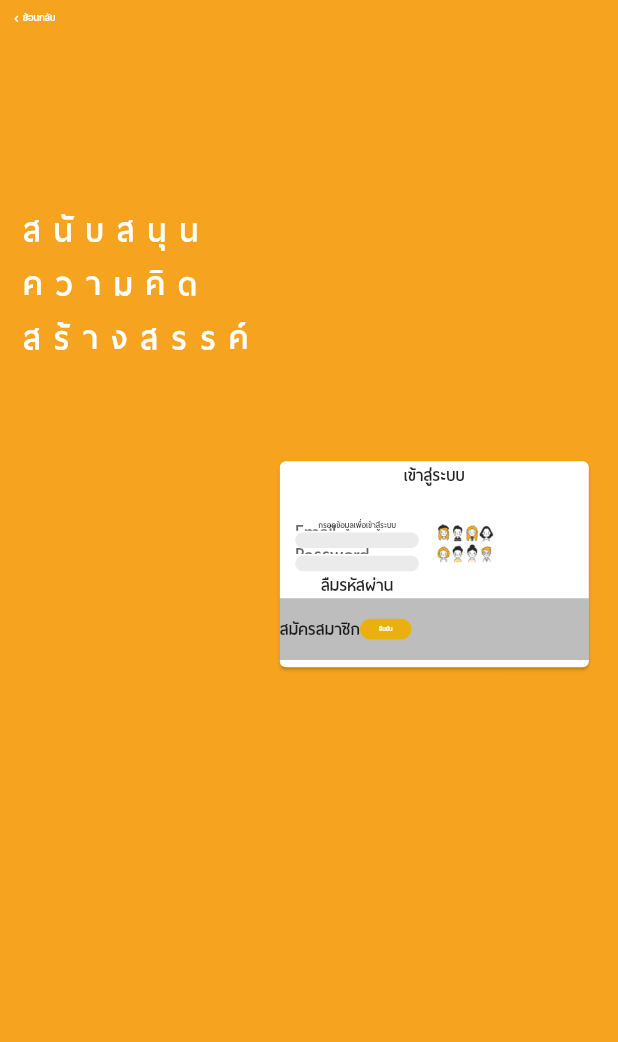
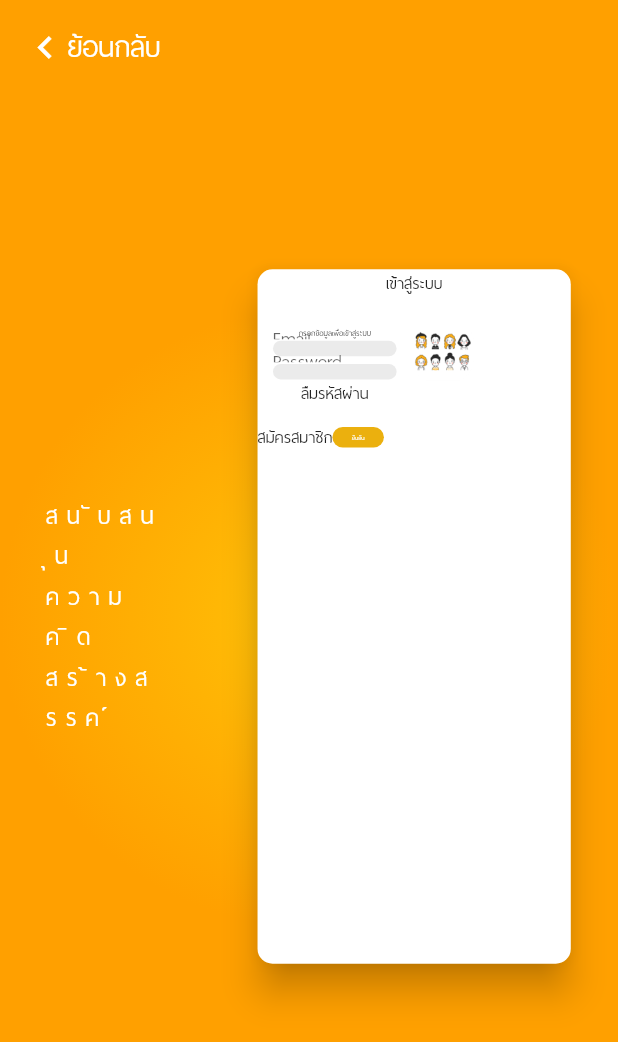
Before and after one commit to Mosthunter/KATI, a Flutter app: the screen it shows after launch, on a phone screen of 412 x 824 dp. Shown: the top 1042 px of the screen. Run offline on Flutter 3.47's test engine with Material 2 defaults, Android fonts, the phone set to English and light mode, and no system bars; our stand-ins replace firebase_auth; missing offline and left inert: firebase; accounts and stored records are empty.

Commit message:
loginEditing_1

```diff
--- a/lib/Page/home_screen.dart
+++ b/lib/Page/home_screen.dart
@@ -1,5 +1,4 @@
 import 'package:firebase/firebase.dart';
-import 'package:firebase/firestore.dart';
 import 'package:firebase_auth/firebase_auth.dart';
 import 'package:flutter/material.dart';
 import 'package:ggtt/Page/CreateTeam.dart';
--- a/lib/Page/login_screen.dart
+++ b/lib/Page/login_screen.dart
@@ -41,48 +41,85 @@ class _LoginPageState extends State<LoginPage> {
       child: Container(
         width: a.width,
         height: a.height,
-              color: Color(0xffF6A41F),
-              child: Padding(
-                padding: EdgeInsets.all(a.width / 60),
+        //color: Color(0xffF6A41F),
+        decoration: BoxDecoration(
+          gradient: RadialGradient(
+            colors: [
+              Colors.amber,
+              Colors.amber[700],
+            ],
+          ),
+        ),
         child: Column(
+          mainAxisAlignment: MainAxisAlignment.spaceBetween,
           children: <Widget>[
             Container(
+              padding: EdgeInsets.fromLTRB(15.0, 15.0, 15.0, 60.0),
               width: a.width,
               child: Row(
                 children: <Widget>[
                   Icon(
                     Icons.keyboard_arrow_left,
                     color: Colors.white,
-                            size: a.width / 50,
+                    size: 30.0,
                   ),
                   Text(
-                            "ย้อนกลับ",
-                            style: TextStyle(
-                                color: Colors.white, fontSize: a.width / 50),
+                    "ย้อนกลับ   ",
+                    style: TextStyle(color: Colors.white, fontSize: 25.0),
                   )
                 ],
               ),
             ),
             Container(
+              padding: EdgeInsets.fromLTRB(a.width / 15, 0, a.width / 15, 0),
+              //color: Colors.black26,
+              width: a.width,
+              height: a.height / 1.75,
               child: Row(
-                        mainAxisAlignment: MainAxisAlignment.spaceAround,
+                mainAxisAlignment: MainAxisAlignment.spaceBetween,
                 children: <Widget>[
                   Container(
-                            height: a.height / 1.15,
-                            padding: EdgeInsets.only(top: a.height / 7),
+                    // color: Colors.black38,
+                    width: a.width / 5,
                     child: Column(
+                      mainAxisAlignment: MainAxisAlignment.center,
                       crossAxisAlignment: CrossAxisAlignment.start,
                       children: <Widget>[
-                                text1("ส นั บ ส นุ น"),
-                                text1("ค ว า ม คิ ด"),
-                                text1("ส ร้ า ง ส ร ร ค์"),
+                        Text(
+                          "สนับสนุน ",
+                          style: TextStyle(
+                            fontSize: a.width/20,
+                            color: Colors.white,
+                            letterSpacing: 6,
+                          ),
+                        ),
+                        Text(
+                          "ความคิด ",
+                          style: TextStyle(
+                            fontSize: a.width/20,
+                            color: Colors.white,
+                            letterSpacing: 6,
+                          ),
+                        ),
+                        Text(
+                          "สร้างสรรค์ ",
+                          style: TextStyle(
+                            fontSize: a.width/20,
+                            color: Colors.white,
+                            letterSpacing: 6,
+                          ),
+                        ),
                       ],
                     ),
                   ),
-                          Card(
+                  Container(
+                    //color: Colors.black38,
+                    width: a.width / 1.9,
+                    child: Card(
+                      elevation: 10.0,
+                      shape: RoundedRectangleBorder(
+                          borderRadius: BorderRadius.circular(10.0)),
                       child: Container(
-                                width: a.width / 2,
-                                height: a.width / 3,
                           child: Column(
                         children: <Widget>[
                           Text("เข้าสู่ระบบ"),
@@ -96,37 +133,35 @@ class _LoginPageState extends State<LoginPage> {
                                 child: Column(
                                   children: <Widget>[
                                     Text(
-                                                  "กรอกข้อมูลเพื่อเข้าสู่ระบบ",style: TextStyle(fontSize: a.width/60),),
+                                      "กรอกข้อมูลเพื่อเข้าสู่ระบบ",
+                                      style: TextStyle(fontSize: a.width / 60),
+                                    ),
                                     Container(
                                       decoration: BoxDecoration(
                                           color: Color(0xffEBEBEB),
                                           borderRadius:
-                                                        BorderRadius.circular(
-                                                            a.width)),
+                                              BorderRadius.circular(a.width)),
                                       width: a.width / 5,
                                       height: a.width / 40,
                                       child: TextFormField(
                                         decoration: InputDecoration(
                                             border: InputBorder.none,
                                             hintText: 'Email'),
-                                                  validator: (value) =>
-                                                      value.isEmpty
+                                        validator: (value) => value.isEmpty
                                             ? 'Email is required'
-                                                          : validateEmail(
-                                                              value.trim()),
+                                            : validateEmail(value.trim()),
                                         onChanged: (value) {
                                           this.email = value;
                                         },
                                       ),
                                     ),
                                     Container(
-                                                margin: EdgeInsets.only(
-                                                    top: a.width / 80),
+                                      margin:
+                                          EdgeInsets.only(top: a.width / 80),
                                       decoration: BoxDecoration(
                                           color: Color(0xffEBEBEB),
                                           borderRadius:
-                                                        BorderRadius.circular(
-                                                            a.width)),
+                                              BorderRadius.circular(a.width)),
                                       width: a.width / 5,
                                       height: a.width / 40,
                                       child: TextFormField(
@@ -134,8 +169,7 @@ class _LoginPageState extends State<LoginPage> {
                                         decoration: InputDecoration(
                                             border: InputBorder.none,
                                             hintText: 'Password'),
-                                                  validator: (value) => value
-                                                          .isEmpty
+                                        validator: (value) => value.isEmpty
                                             ? 'Password is required'
                                             : null,
                                         onChanged: (value) {
@@ -150,15 +184,14 @@ class _LoginPageState extends State<LoginPage> {
                               Container(
                                   width: a.width / 10,
                                   height: a.width / 10,
-                                            child: Image.asset(
-                                                "assets/nauun.png",
+                                  child: Image.asset("assets/nauun.png",
                                       width: a.width / 10,
                                       height: a.width / 10))
                             ],
                           ),
                           Container(
-                                      color: Colors.black26,
-                                      height: a.width/10,
+                            // color: Colors.black26,
+                            height: a.width / 10,
                             child: Row(
                               children: <Widget>[
                                 InkWell(
@@ -174,10 +207,8 @@ class _LoginPageState extends State<LoginPage> {
                                 InkWell(
                                     onTap: () {
                                       if (checkFields() &&
-                                                    formKey.currentState
-                                                        .validate()) {
-                                                  AuthService()
-                                                      .signIn(email, password);
+                                          formKey.currentState.validate()) {
+                                        AuthService().signIn(email, password);
                                       }
                                     },
                                     child: Container(
@@ -185,13 +216,14 @@ class _LoginPageState extends State<LoginPage> {
                                         width: a.width / 12,
                                         decoration: BoxDecoration(
                                             color: Color(0xffEBB00E),
-                                                    borderRadius: BorderRadius.circular(a.width)
-                                                  ),
+                                            borderRadius:
+                                                BorderRadius.circular(a.width)),
                                         child: Center(
                                             child: Text(
                                           'ยืนยัน',
                                           style: TextStyle(
-                                                        color: Colors.white,fontSize: a.width/80),
+                                              color: Colors.white,
+                                              fontSize: a.width / 80),
                                         )))),
                               ],
                             ),
@@ -199,21 +231,17 @@ class _LoginPageState extends State<LoginPage> {
                         ],
                       )),
                     ),
-                        ],
                   ),
-                    )
                 ],
               ),
             ),
-            )));
-  }
-
-  text1(String text001) {
-    return Text(
-      text001,
-      style: TextStyle(
-          color: Colors.white,
-          fontSize: MediaQuery.of(context).size.width / 15),
-    );
+            Container(
+              width: a.width,
+              height: 110.0,
+            ),
+          ],
+        ),
+      ),
+    ));
   }
 }
```
Also changed, not shown: lib/Page/test.txt (added, +125 -0 lines), pubspec.yaml (+14 -1 lines). Lines whose indentation alone changed are shown as unchanged.
